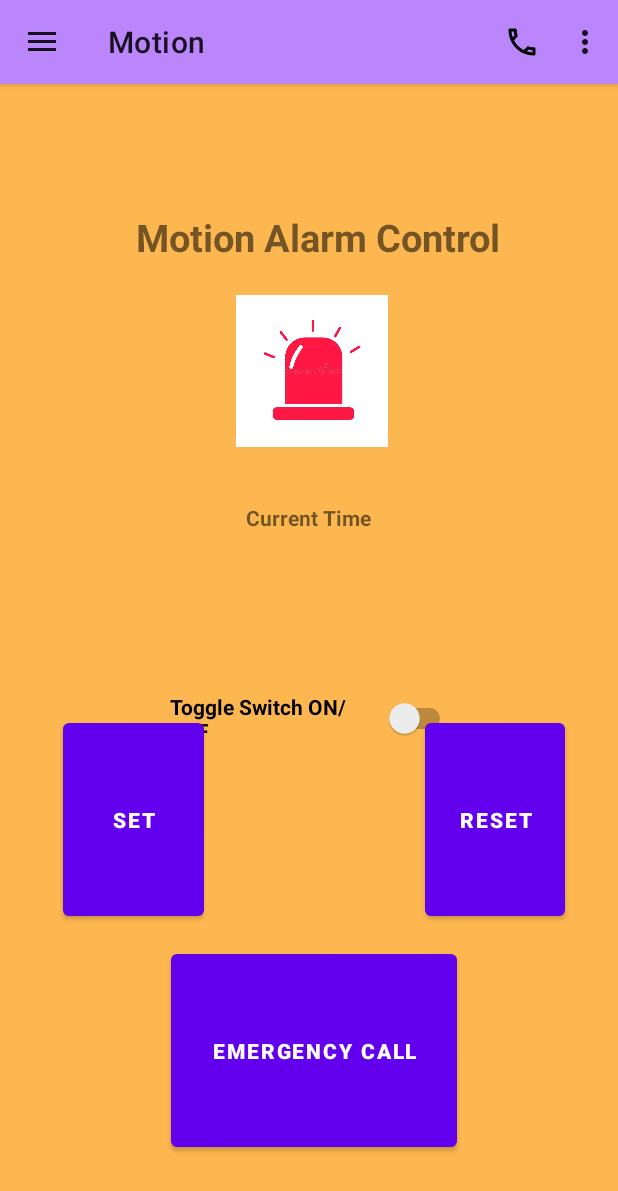
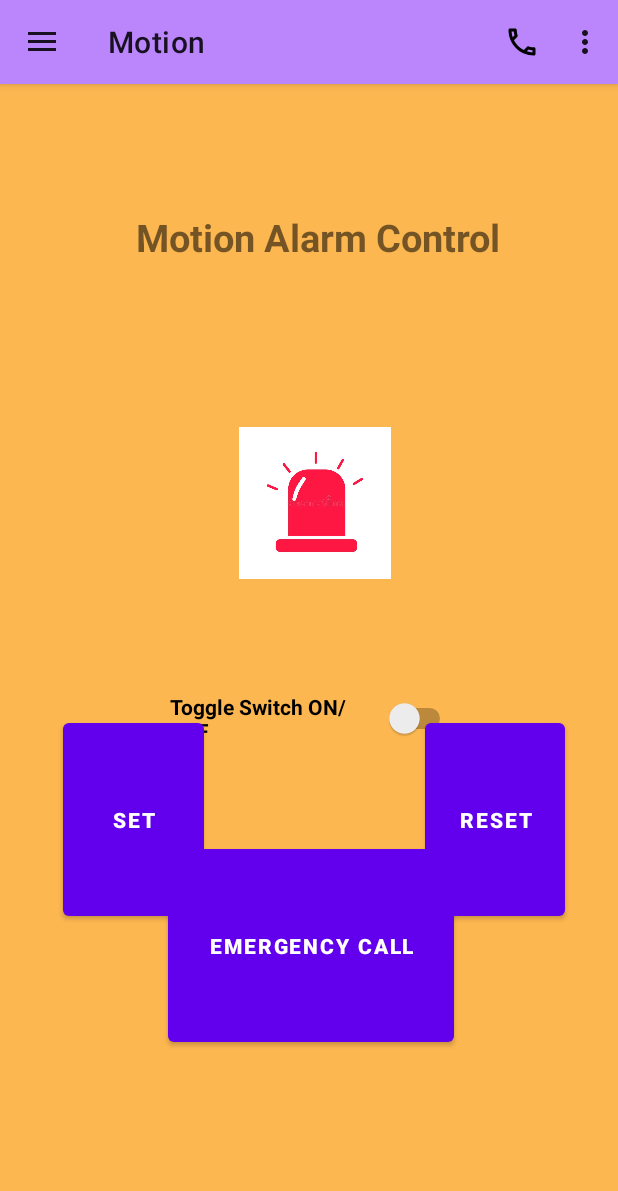
Before and after one commit to UtsavSharma2141/OneHome, an Android app: the screen it shows after launch (MainActivity), in the side drawer, after a tap on "Motion", on a phone screen of 412 x 824 dp. Shown: the top 1191 px of the screen. Run offline under Robolectric (Android 15) with nearby library versions, the phone set to English and light mode, and no system bars; our stand-ins replace Firebase (no records; nobody signed in at launch, a user with empty details on screens opened directly).

Commit message:
Removed unneccesary items from the screen

```diff
--- a/OneHome/src/main/java/ca/thecollective/it/onehome/MotionFragment.java
+++ b/OneHome/src/main/java/ca/thecollective/it/onehome/MotionFragment.java
@@ -5,8 +5,10 @@
 package ca.thecollective.it.onehome;
 
 import android.content.Context;
+import android.content.Intent;
 import android.icu.text.SimpleDateFormat;
 import android.icu.text.UnicodeSetSpanner;
+import android.net.Uri;
 import android.os.Bundle;
 import android.view.LayoutInflater;
 import android.view.View;
@@ -27,6 +29,7 @@ public class MotionFragment extends Fragment {
 
     Button SetTimeButton;
     Button ResetTimeButton;
+
 
     @Nullable
     @Override
@@ -50,15 +53,6 @@ public class MotionFragment extends Fragment {
                 }
             });
 
-            Button EmergencyButton = (Button) view.findViewById(R.id.EmergencyButton);
-            EmergencyButton.setOnClickListener(new View.OnClickListener(){
-                @Override
-                public void onClick(View view)
-                {
-                    Toast.makeText(getActivity(),"Calling emergency help!", Toast.LENGTH_SHORT).show();
-                }
-            });
-
             return view;
 
     }
--- a/OneHome/src/main/res/layout/fragment_motion.xml
+++ b/OneHome/src/main/res/layout/fragment_motion.xml
@@ -32,10 +32,10 @@
         android:layout_alignParentTop="true"
         android:layout_alignParentEnd="true"
         android:layout_alignParentBottom="true"
-        android:layout_marginStart="114dp"
-        android:layout_marginTop="630dp"
-        android:layout_marginEnd="107dp"
-        android:layout_marginBottom="53dp"
+        android:layout_marginStart="112dp"
+        android:layout_marginTop="560dp"
+        android:layout_marginEnd="109dp"
+        android:layout_marginBottom="123dp"
         android:text="Emergency Call"
         android:textAlignment="center"
         android:textStyle="bold" />
@@ -55,24 +55,7 @@
         android:text="Toggle Switch ON/OFF"
         android:textStyle="bold" />
 
-    <TextView
-        android:id="@+id/editTextTime"
-        android:layout_width="wrap_content"
-        android:layout_height="wrap_content"
-        android:layout_alignParentStart="true"
-        android:layout_alignParentTop="true"
-        android:layout_alignParentEnd="true"
-        android:layout_alignParentBottom="true"
-        android:layout_marginStart="100dp"
-        android:layout_marginTop="276dp"
-        android:layout_marginEnd="101dp"
-        android:layout_marginBottom="409dp"
-        android:ems="10"
-        android:gravity="center"
-        android:text="Current Time"
-        android:textStyle="bold"
-        android:textAlignment="center"
-        android:inputType="time" />
+
 
 
     <TextView
@@ -117,12 +100,11 @@
         android:layout_alignParentTop="true"
         android:layout_alignParentEnd="true"
         android:layout_alignParentBottom="true"
-        android:layout_marginStart="157dp"
-        android:layout_marginTop="150dp"
-        android:layout_marginEnd="153dp"
-        android:layout_marginBottom="480dp"
+        android:layout_marginStart="159dp"
+        android:layout_marginTop="238dp"
+        android:layout_marginEnd="151dp"
+        android:layout_marginBottom="392dp"
         app:srcCompat="@drawable/alarm_icon" />
 
 
-
 </RelativeLayout>
```
